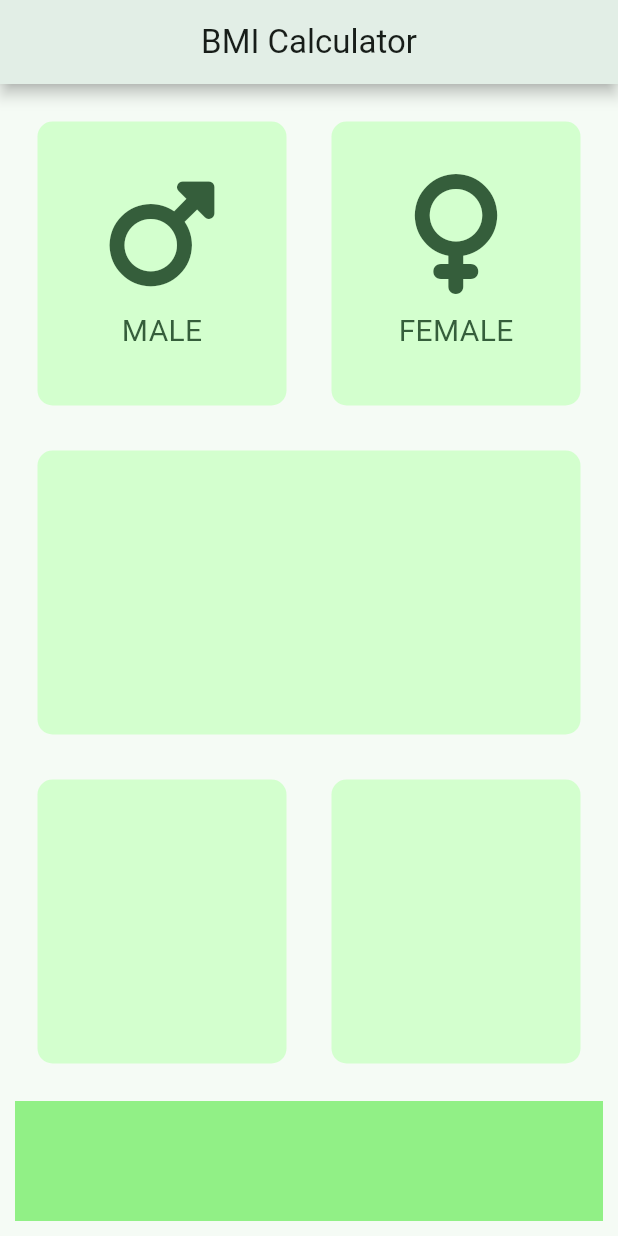
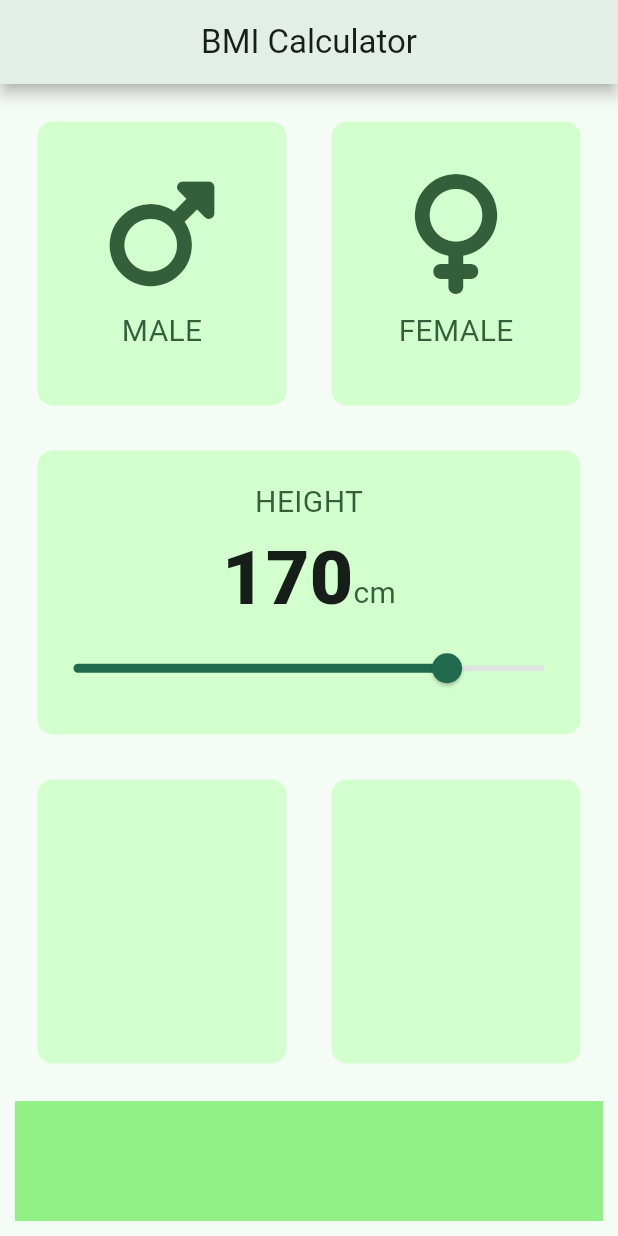
Before and after one commit to Fardeenhimself/flutter_bmi, a Flutter app: the screen it shows after launch, on a phone screen of 412 x 824 dp. Run offline on Flutter 3.47's test engine with Material 3 defaults, Android fonts, the phone set to English and light mode, and no system bars; our stand-ins replace font_awesome_flutter.

Commit message:
Updated UI w/ Slider

```diff
--- /dev/null
+++ b/lib/constants.dart
@@ -0,0 +1,14 @@
+import "package:flutter/material.dart";
+
+const kBottomContainerHeight = 80.0;
+const kInactiveCardColor = Color(0xFFd3ffce);
+const kActiveCardColour = Color(0xFF50C878);
+
+const kTextStyle = TextStyle(fontSize: 20.0, color: Color(0xFF355E3B));
+const iconColor = Color(0xFF355E3B);
+const kIconSize = 80.0;
+
+const kHeightNumberStyle = TextStyle(
+  fontSize: 50.0,
+  fontWeight: FontWeight.w900,
+);
--- a/lib/gender_card.dart
+++ b/lib/gender_card.dart
@@ -1,8 +1,5 @@
 import 'package:flutter/material.dart';
-
-const textStyle = TextStyle(fontSize: 20.0, color: Color(0xFF355E3B));
-const iconColor = Color(0xFF355E3B);
-const iconSize = 80.0;
+import 'constants.dart';
 
 class GenderCard extends StatelessWidget {
   const GenderCard({super.key, required this.icon, required this.text});
@@ -14,9 +11,9 @@ class GenderCard extends StatelessWidget {
     return Column(
       mainAxisAlignment: MainAxisAlignment.center,
       children: [
-        Icon(icon, color: iconColor, size: iconSize),
+        Icon(icon, color: iconColor, size: kIconSize),
         SizedBox(height: 10.0),
-        Text('$text', style: textStyle),
+        Text('$text', style: kTextStyle),
       ],
     );
   }
--- a/lib/input_page.dart
+++ b/lib/input_page.dart
@@ -2,10 +2,7 @@ import 'package:flutter/material.dart';
 import 'custom_card.dart';
 import 'gender_card.dart';
 import 'package:font_awesome_flutter/font_awesome_flutter.dart';
-
-const bottomContainerHeight = 80.0;
-const inactiveCardColor = Color(0xFFd3ffce);
-const activeCardColour = Color(0xFF50C878);
+import 'constants.dart';
 
 enum GenderType { male, female }
 
@@ -18,6 +15,8 @@ class InputPage extends StatefulWidget {
 
 class _InputPageState extends State<InputPage> {
   GenderType? selectedGender;
+
+  double currentSlidervalue = 170;
 
   // Color maleCardColour = inactiveCardColor;
   // Color femaleCardColour = inactiveCardColor;
@@ -48,6 +47,7 @@ class _InputPageState extends State<InputPage> {
         child: Padding(
           padding: const EdgeInsets.all(10.0),
           child: Column(
+            crossAxisAlignment: CrossAxisAlignment.stretch,
             children: [
               Expanded(
                 child: Row(
@@ -64,8 +64,8 @@ class _InputPageState extends State<InputPage> {
                           text: 'MALE',
                         ),
                         colour: selectedGender == GenderType.male
-                            ? activeCardColour
-                            : inactiveCardColor,
+                            ? kActiveCardColour
+                            : kInactiveCardColor,
                       ),
                     ),
                     Expanded(
@@ -80,19 +80,51 @@ class _InputPageState extends State<InputPage> {
                           text: 'FEMALE',
                         ),
                         colour: selectedGender == GenderType.female
-                            ? activeCardColour
-                            : inactiveCardColor,
+                            ? kActiveCardColour
+                            : kInactiveCardColor,
                       ),
                     ),
                   ],
                 ),
               ),
-              Expanded(child: CustomCard(colour: inactiveCardColor)),
+              Expanded(
+                child: CustomCard(
+                  colour: kInactiveCardColor,
+                  cardChild: Column(
+                    mainAxisAlignment: MainAxisAlignment.center,
+                    children: [
+                      Text('HEIGHT', style: kTextStyle),
+                      Row(
+                        mainAxisAlignment: MainAxisAlignment.center,
+                        crossAxisAlignment: CrossAxisAlignment.baseline,
+                        textBaseline: TextBaseline.alphabetic,
+                        children: [
+                          Text(
+                            '${currentSlidervalue.round()}',
+                            style: kHeightNumberStyle,
+                          ),
+                          Text('cm', style: kTextStyle),
+                        ],
+                      ),
+                      Slider(
+                        value: currentSlidervalue,
+                        min: 55,
+                        max: 200,
+                        onChanged: (double value) {
+                          setState(() {
+                            currentSlidervalue = value;
+                          });
+                        },
+                      ),
+                    ],
+                  ),
+                ),
+              ),
               Expanded(
                 child: Row(
                   children: [
-                    Expanded(child: CustomCard(colour: inactiveCardColor)),
-                    Expanded(child: CustomCard(colour: inactiveCardColor)),
+                    Expanded(child: CustomCard(colour: kInactiveCardColor)),
+                    Expanded(child: CustomCard(colour: kInactiveCardColor)),
                   ],
                 ),
               ),
@@ -100,7 +132,7 @@ class _InputPageState extends State<InputPage> {
                 color: Color(0xFF91f086),
                 margin: EdgeInsets.only(top: 10.0),
                 width: double.infinity,
-                height: bottomContainerHeight,
+                height: kBottomContainerHeight,
               ),
             ],
           ),
```
